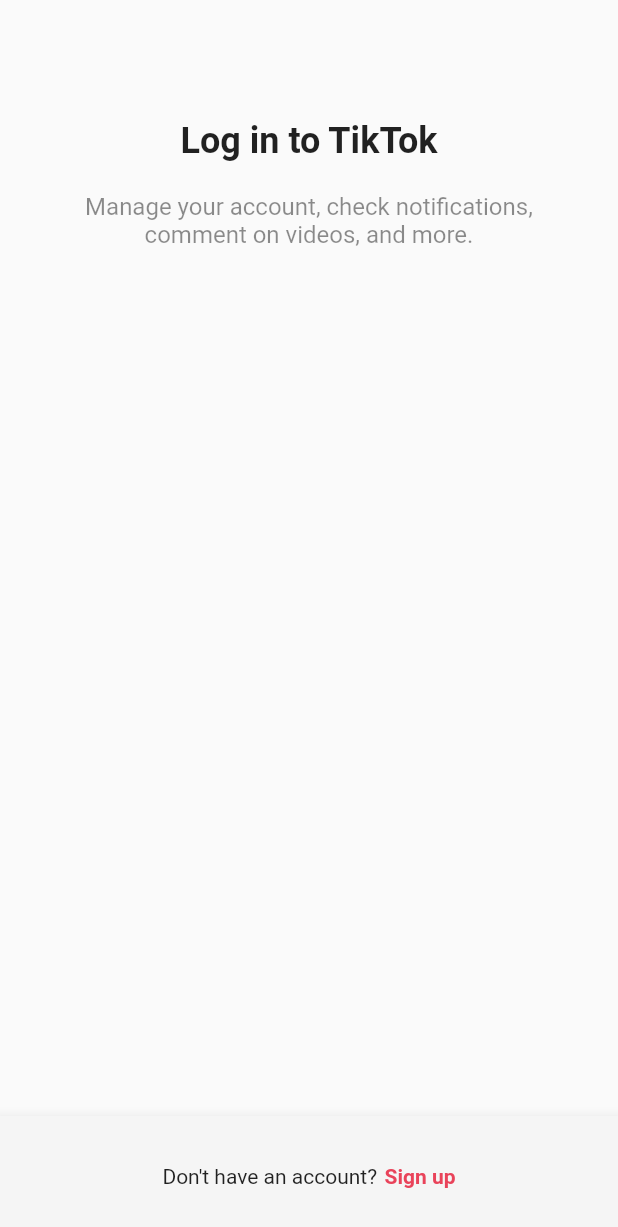
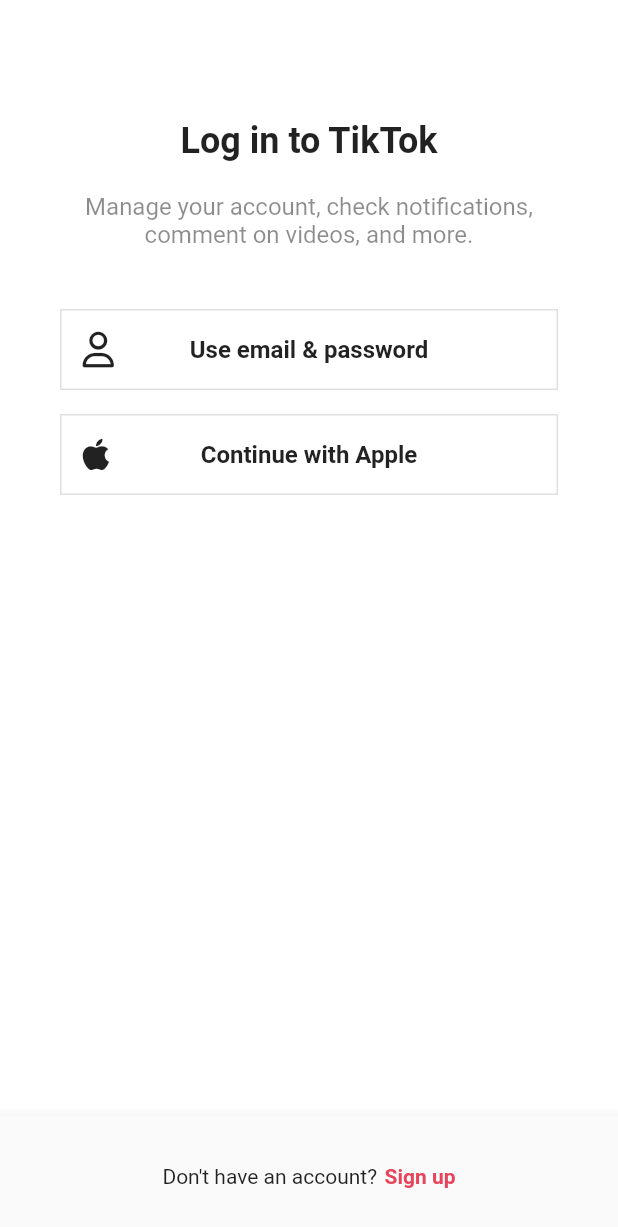
Before and after one commit to JoshuaRhee/tiktok_clone, a Flutter app: the screen it shows after launch, after a tap on "Log in", on a phone screen of 412 x 824 dp. Shown: the top 1227 px of the screen. Run offline on Flutter 3.47's test engine with Material 2 defaults, Android fonts, the phone set to English and light mode, and no system bars; our stand-ins replace font_awesome_flutter.

Commit message:
~Lesson4.5

```diff
--- a/lib/constants/gaps.dart
+++ b/lib/constants/gaps.dart
@@ -17,6 +17,7 @@ class Gaps {
   static const v12 = SizedBox(height: Sizes.size12);
   static const v14 = SizedBox(height: Sizes.size14);
   static const v16 = SizedBox(height: Sizes.size16);
+  static const v18 = SizedBox(height: Sizes.size18);
   static const v20 = SizedBox(height: Sizes.size20);
   static const v24 = SizedBox(height: Sizes.size24);
   static const v28 = SizedBox(height: Sizes.size28);
--- a/lib/constants/sizes.dart
+++ b/lib/constants/sizes.dart
@@ -13,6 +13,7 @@ class Sizes {
   static const size12 = 12.0;
   static const size14 = 14.0;
   static const size16 = 16.0;
+  static const size18 = 18.0;
   static const size20 = 20.0;
   static const size24 = 24.0;
   static const size28 = 28.0;
--- a/lib/features/authentication/login_screen.dart
+++ b/lib/features/authentication/login_screen.dart
@@ -1,11 +1,13 @@
 import 'package:flutter/material.dart';
+import 'package:font_awesome_flutter/font_awesome_flutter.dart';
 import '../../constants/gaps.dart';
 import '../../constants/sizes.dart';
+import 'widgets/auth_button.dart';
 
 class LoginScreen extends StatelessWidget {
   const LoginScreen({super.key});
 
-  void onSignUpTap(BuildContext context) {
+  void _onSignUpTap(BuildContext context) {
     Navigator.of(context).pop();
   }
 
@@ -36,12 +38,20 @@ class LoginScreen extends StatelessWidget {
                 ),
                 textAlign: TextAlign.center,
               ),
+              Gaps.v40,
+              AuthButton(
+                  icon: FaIcon(FontAwesomeIcons.user),
+                  text: "Use email & password"),
+              Gaps.v16,
+              AuthButton(
+                  icon: FaIcon(FontAwesomeIcons.apple),
+                  text: "Continue with Apple"),
             ],
           ),
         ),
       ),
       bottomNavigationBar: BottomAppBar(
-        color: Colors.grey.shade100,
+        color: Colors.grey.shade50,
         child: Padding(
           padding: const EdgeInsets.symmetric(
             vertical: Sizes.size32,
@@ -52,7 +62,7 @@ class LoginScreen extends StatelessWidget {
               const Text("Don't have an account?"),
               Gaps.h05,
               GestureDetector(
-                onTap: () => onSignUpTap(context),
+                onTap: () => _onSignUpTap(context),
                 child: Text(
                   "Sign up",
                   style: TextStyle(
--- a/lib/features/authentication/sign_up_screen.dart
+++ b/lib/features/authentication/sign_up_screen.dart
@@ -1,16 +1,26 @@
 import 'package:flutter/material.dart';
-import 'package:tiktok_clone/features/authentication/widgets/auth_button.dart';
+import 'package:font_awesome_flutter/font_awesome_flutter.dart';
+import 'widgets/auth_button.dart';
+import 'login_screen.dart';
+import 'username_screen.dart';
 import '../../constants/gaps.dart';
 import '../../constants/sizes.dart';
-import 'login_screen.dart';
 
 class SignUpScreen extends StatelessWidget {
   const SignUpScreen({super.key});
 
-  void onLoginTap(BuildContext context) {
+  void _onLoginTap(BuildContext context) {
     Navigator.of(context).push(
       MaterialPageRoute(
         builder: (context) => const LoginScreen(),
+      ),
+    );
+  }
+
+  void _onUsernameTap(BuildContext context) {
+    Navigator.of(context).push(
+      MaterialPageRoute(
+        builder: (context) => const UsernameScreen(),
       ),
     );
   }
@@ -24,9 +34,9 @@ class SignUpScreen extends StatelessWidget {
             horizontal: Sizes.size40,
           ),
           child: Column(
-            children: const [
+            children: [
               Gaps.v80,
-              Text(
+              const Text(
                 "Sign up for TikTok",
                 style: TextStyle(
                   fontSize: Sizes.size24,
@@ -34,7 +44,7 @@ class SignUpScreen extends StatelessWidget {
                 ),
               ),
               Gaps.v20,
-              Text(
+              const Text(
                 "Create a profile, follow other accounts, make your own videos, and more.",
                 style: TextStyle(
                   fontSize: Sizes.size16,
@@ -43,15 +53,22 @@ class SignUpScreen extends StatelessWidget {
                 textAlign: TextAlign.center,
               ),
               Gaps.v40,
-              AuthButton(text: "Use phone or email"),
-              Gaps.v10,
-              AuthButton(text: "Continue with Apple"),
+              GestureDetector(
+                onTap: () => _onUsernameTap(context),
+                child: const AuthButton(
+                    icon: FaIcon(FontAwesomeIcons.user),
+                    text: "Use email & password"),
+              ),
+              Gaps.v16,
+              const AuthButton(
+                  icon: FaIcon(FontAwesomeIcons.apple),
+                  text: "Continue with Apple"),
             ],
           ),
         ),
       ),
       bottomNavigationBar: BottomAppBar(
-        color: Colors.grey.shade100,
+        color: Colors.grey.shade50,
         child: Padding(
           padding: const EdgeInsets.symmetric(
             vertical: Sizes.size32,
@@ -62,7 +79,7 @@ class SignUpScreen extends StatelessWidget {
               const Text("Already have an account?"),
               Gaps.h05,
               GestureDetector(
-                onTap: () => onLoginTap(context),
+                onTap: () => _onLoginTap(context),
                 child: Text(
                   "Log in",
                   style: TextStyle(
--- a/lib/features/authentication/widgets/auth_button.dart
+++ b/lib/features/authentication/widgets/auth_button.dart
@@ -1,13 +1,16 @@
 import 'package:flutter/material.dart';
+import 'package:font_awesome_flutter/font_awesome_flutter.dart';
 
 import '../../../constants/sizes.dart';
 
 class AuthButton extends StatelessWidget {
   final String text;
+  final FaIcon icon;
 
   const AuthButton({
     super.key,
     required this.text,
+    required this.icon,
   });
 
   @override
@@ -15,16 +18,21 @@ class AuthButton extends StatelessWidget {
     return FractionallySizedBox(
       widthFactor: 1,
       child: Container(
-        padding: const EdgeInsets.symmetric(
-          vertical: Sizes.size14,
-        ),
+        padding: const EdgeInsets.all(Sizes.size14),
         decoration: BoxDecoration(
           border: Border.all(
             color: Colors.grey.shade300,
             width: Sizes.size01,
           ),
         ),
-        child: Text(
+        child: Stack(
+          alignment: Alignment.center,
+          children: [
+            Align(
+              alignment: Alignment.centerLeft,
+              child: icon,
+            ),
+            Text(
               text,
               textAlign: TextAlign.center,
               style: const TextStyle(
@@ -32,6 +40,8 @@ class AuthButton extends StatelessWidget {
                 fontWeight: FontWeight.w600,
               ),
             ),
+          ],
+        ),
       ),
     );
   }
--- a/lib/main.dart
+++ b/lib/main.dart
@@ -1,5 +1,7 @@
 import 'package:flutter/material.dart';
 import 'package:tiktok_clone/features/authentication/sign_up_screen.dart';
+
+import 'constants/sizes.dart';
 
 void main() {
   runApp(const TikTocApp());
@@ -13,8 +15,17 @@ class TikTocApp extends StatelessWidget {
     return MaterialApp(
       title: 'TikTok Clone',
       theme: ThemeData(
-        primaryColor: const Color(0xffe9435a),
-      ),
+          scaffoldBackgroundColor: Colors.white,
+          primaryColor: const Color(0xffe9435a),
+          appBarTheme: const AppBarTheme(
+              foregroundColor: Colors.black,
+              backgroundColor: Colors.white,
+              elevation: 0,
+              centerTitle: true,
+              titleTextStyle: TextStyle(
+                  fontSize: Sizes.size18,
+                  fontWeight: FontWeight.w600,
+                  color: Colors.black))),
       home: const SignUpScreen(),
     );
   }
--- a/pubspec.yaml
+++ b/pubspec.yaml
@@ -32,10 +32,10 @@ dependencies:
   flutter:
     sdk: flutter
 
-
   # The following adds the Cupertino Icons font to your application.
   # Use with the CupertinoIcons class for iOS style icons.
   cupertino_icons: ^1.0.2
+  font_awesome_flutter: ^10.3.0
 
 dev_dependencies:
   flutter_test:
```
Also changed, not shown: lib/features/authentication/email_screen.dart (added, +80 -0 lines), lib/features/authentication/username_screen.dart (added, +99 -0 lines), lib/features/authentication/widgets/form_button.dart (added, +45 -0 lines), pubspec.lock. Lines whose indentation alone changed are shown as unchanged.
